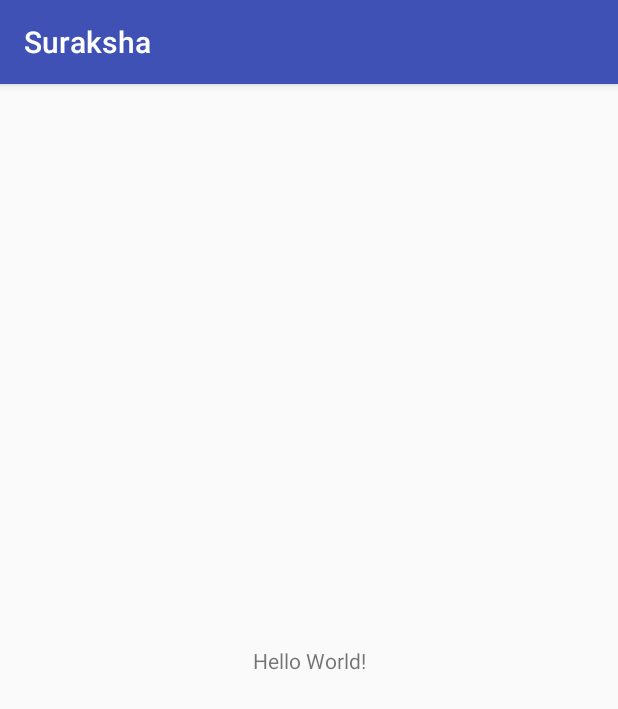
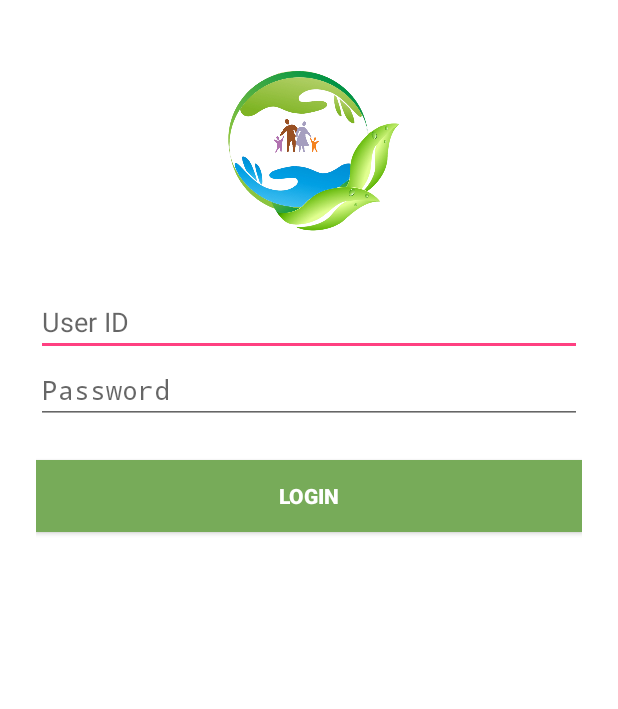
Before and after one commit to SurakshaFinance/AndroidSuraksha, an Android app: the screen it shows after launch (AgentLoginActivity), on a phone screen of 412 x 824 dp. Shown: the top 709 px of the screen. Run offline under Robolectric (Android 15) with nearby library versions, the phone set to English and light mode, and no system bars.

Commit message:
App Icon changed and some code refactor.

```diff
--- a/app/src/main/AndroidManifest.xml
+++ b/app/src/main/AndroidManifest.xml
@@ -4,9 +4,9 @@
 
     <application
         android:allowBackup="true"
-        android:icon="@mipmap/ic_launcher"
+        android:icon="@drawable/suraksha_ic_launcher"
         android:label="@string/app_name"
-        android:roundIcon="@mipmap/ic_launcher_round"
+        android:roundIcon="@drawable/suraksha_ic_launcher"
         android:supportsRtl="true"
         android:theme="@style/AppTheme">
         <activity android:name=".AgentLoginActivity">
--- /dev/null
+++ b/app/src/main/java/suraksha/in/helpers/SurakshaActivity.java
@@ -0,0 +1,27 @@
+package suraksha.in.helpers;
+
+import android.app.Activity;
+import android.support.v7.app.AppCompatActivity;
+import android.view.ViewGroup;
+
+import java.util.HashMap;
+import java.util.Map;
+
+import suraksha.in.suraksha.R;
+
+public class SurakshaActivity extends Activity {
+
+    protected Map<String, Object> contextMap = new HashMap<>();
+
+    public Map<String, Object> getContextMap() {
+        return contextMap;
+    }
+
+    public void setContextMap(Map<String, Object> contextMap) {
+        this.contextMap = contextMap;
+    }
+
+    public void makeToast(boolean isError, String displayMessage) {
+        ToastHelper.makeToast((ViewGroup) findViewById(R.id.llCustom), getLayoutInflater(), getApplicationContext(), isError, displayMessage);
+    }
+}
--- a/app/src/main/java/suraksha/in/suraksha/AgentLoginActivity.java
+++ b/app/src/main/java/suraksha/in/suraksha/AgentLoginActivity.java
@@ -1,13 +1,55 @@
 package suraksha.in.suraksha;
 
+import android.content.Context;
+import android.graphics.Color;
 import android.support.v7.app.AppCompatActivity;
 import android.os.Bundle;
+import android.view.LayoutInflater;
+import android.view.View;
+import android.view.ViewGroup;
+import android.view.Window;
+import android.widget.Button;
+import android.widget.EditText;
+import android.widget.TextView;
+import android.widget.Toast;
 
-public class AgentLoginActivity extends AppCompatActivity {
+import suraksha.in.helpers.SurakshaActivity;
+import suraksha.in.helpers.ToastHelper;
+
+public class AgentLoginActivity extends SurakshaActivity {
+
+    private EditText agentId;
+    private EditText agentPassword;
+    private Button loginButton;
 
     @Override
     protected void onCreate(Bundle savedInstanceState) {
         super.onCreate(savedInstanceState);
+        this.requestWindowFeature(Window.FEATURE_NO_TITLE);
         setContentView(R.layout.activity_agent_login);
+        agentId = (EditText) findViewById(R.id.agent_id_text);
+        agentPassword = (EditText) findViewById(R.id.agent_password_text);
+        loginButton = (Button) findViewById(R.id.btn_login);
     }
+
+    public void onClickOfLogin(View v) {
+        String agentIdInString = agentId.getText().toString();
+        String agentPasswordInString = agentPassword.getText().toString();
+        if (agentIdInString.isEmpty()) {
+            makeToast(true, "User ID is Mandatory");
+        } else if (agentPasswordInString.isEmpty()) {
+            makeToast(true, "Password ID is Mandatory");
+        } else {
+            if (agentLogin(agentIdInString, agentPasswordInString)) {
+                makeToast(false, "Login Successful");
+            } else {
+                makeToast(true, "Login Failed");
+            }
+        }
+    }
+
+    private boolean agentLogin(String userName, String password) {
+        return userName.equalsIgnoreCase(password);
+    }
+
 }
--- a/app/src/main/res/layout/activity_agent_login.xml
+++ b/app/src/main/res/layout/activity_agent_login.xml
@@ -1,18 +1,67 @@
 <?xml version="1.0" encoding="utf-8"?>
 <android.support.constraint.ConstraintLayout xmlns:android="http://schemas.android.com/apk/res/android"
+    xmlns:tools="http://schemas.android.com/tools"
     xmlns:app="http://schemas.android.com/apk/res-auto"
-    xmlns:tools="http://schemas.android.com/tools"
     android:layout_width="match_parent"
     android:layout_height="match_parent"
-    tools:context=".AgentLoginActivity">
+    tools:context=".AgentLoginActivity"
+    android:background="#fff">
 
-    <TextView
-        android:layout_width="wrap_content"
-        android:layout_height="wrap_content"
-        android:text="Hello World!"
-        app:layout_constraintBottom_toBottomOf="parent"
-        app:layout_constraintLeft_toLeftOf="parent"
-        app:layout_constraintRight_toRightOf="parent"
-        app:layout_constraintTop_toTopOf="parent" />
+    <ScrollView xmlns:android="http://schemas.android.com/apk/res/android"
+        android:layout_width="fill_parent"
+        android:layout_height="fill_parent"
+        android:fitsSystemWindows="true">
 
+        <LinearLayout
+            android:orientation="vertical"
+            android:layout_width="match_parent"
+            android:layout_height="match_parent"
+            android:paddingTop="40dp"
+            android:paddingLeft="24dp"
+            android:paddingRight="24dp"
+            android:background="#fff">
+
+            <ImageView
+                android:src="@drawable/logo"
+                android:layout_width="match_parent"
+                android:layout_height="120dp"
+                android:layout_marginBottom="24dp"
+                android:layout_gravity="center_horizontal" />
+
+            <LinearLayout
+                android:orientation="vertical"
+                android:layout_width="match_parent"
+                android:layout_height="wrap_content"
+                android:paddingTop="8dp">
+
+                <EditText
+                    android:id="@+id/agent_id_text"
+                    android:layout_width="match_parent"
+                    android:layout_height="wrap_content"
+                    android:inputType="text"
+                    android:hint="User ID" />
+
+                <EditText
+                    android:id="@+id/agent_password_text"
+                    android:layout_width="match_parent"
+                    android:layout_height="wrap_content"
+                    android:inputType="textPassword"
+                    android:hint="Password" />
+
+                <android.support.v7.widget.AppCompatButton
+                    android:id="@+id/btn_login"
+                    android:layout_width="fill_parent"
+                    android:layout_height="wrap_content"
+                    android:layout_marginBottom="24dp"
+                    android:layout_marginTop="24dp"
+                    android:background="#77ab59"
+                    android:onClick="onClickOfLogin"
+                    android:padding="12dp"
+                    android:text="LOGIN"
+                    android:textColor="#fff"
+                    android:textStyle="bold" />
+
+            </LinearLayout>
+        </LinearLayout>
+    </ScrollView>
 </android.support.constraint.ConstraintLayout>
--- a/app/src/main/res/values/colors.xml
+++ b/app/src/main/res/values/colors.xml
@@ -3,4 +3,8 @@
     <color name="colorPrimary">#3F51B5</color>
     <color name="colorPrimaryDark">#303F9F</color>
     <color name="colorAccent">#FF4081</color>
+
+    <color name="toastSuccessColor">#77ab59</color>
+    <color name="toastErrorColor">#FF0000</color>
+
 </resources>
--- /dev/null
+++ b/app/src/main/res/values/dimens.xml
@@ -0,0 +1,3 @@
+<resources>
+    <dimen name="fab_margin">16dp</dimen>
+</resources>
--- a/app/src/main/res/values/strings.xml
+++ b/app/src/main/res/values/strings.xml
@@ -1,3 +1,4 @@
 <resources>
-    <string name="app_name">Suraksha</string>
+    <string name="app_name">Suraksha Finance</string>
+    <string name="title_activity_agent_home">AgentHomeActivity</string>
 </resources>
--- a/build.gradle
+++ b/build.gradle
@@ -8,6 +8,7 @@ buildscript {
     }
     dependencies {
         classpath 'com.android.tools.build:gradle:3.1.2'
+        classpath 'com.jakewharton:butterknife:8.4.0'
 
 
         // NOTE: Do not place your application dependencies here; they belong
```
Also changed, not shown: app/src/main/java/suraksha/in/helpers/ToastHelper.java (added, +24 -0 lines), app/src/main/res/layout/activity_agent_home.xml (added, +69 -0 lines), app/src/main/res/layout/suraksha_toast.xml (added, +21 -0 lines), app/src/main/res/values/styles.xml (+10 -0 lines), app/src/main/res/drawable/logo.png (added), app/src/main/res/drawable/suraksha_ic_launcher.png (added), app/src/main/res/drawable/suraksha_title.png (added).
